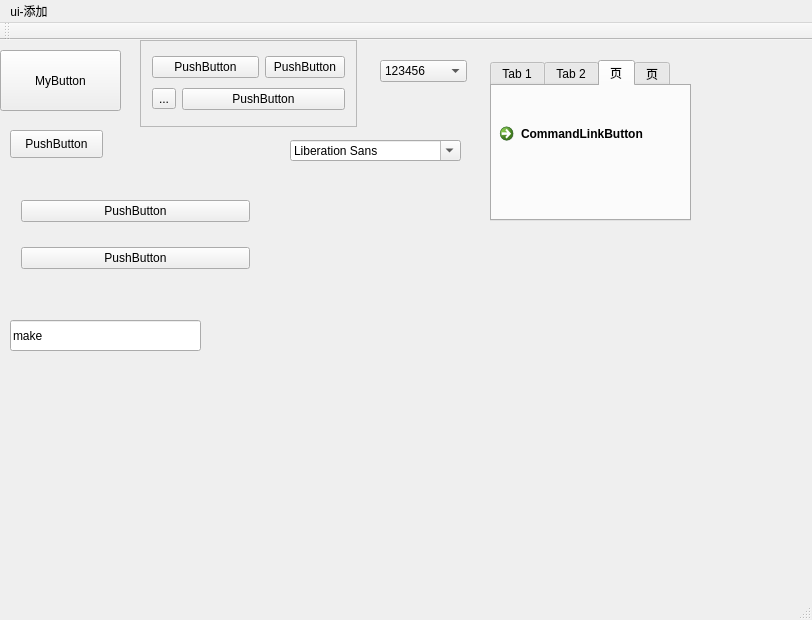
Old version of the form 02/01-untitled/mainwindow.ui in the repository zz930316/StudyQt.
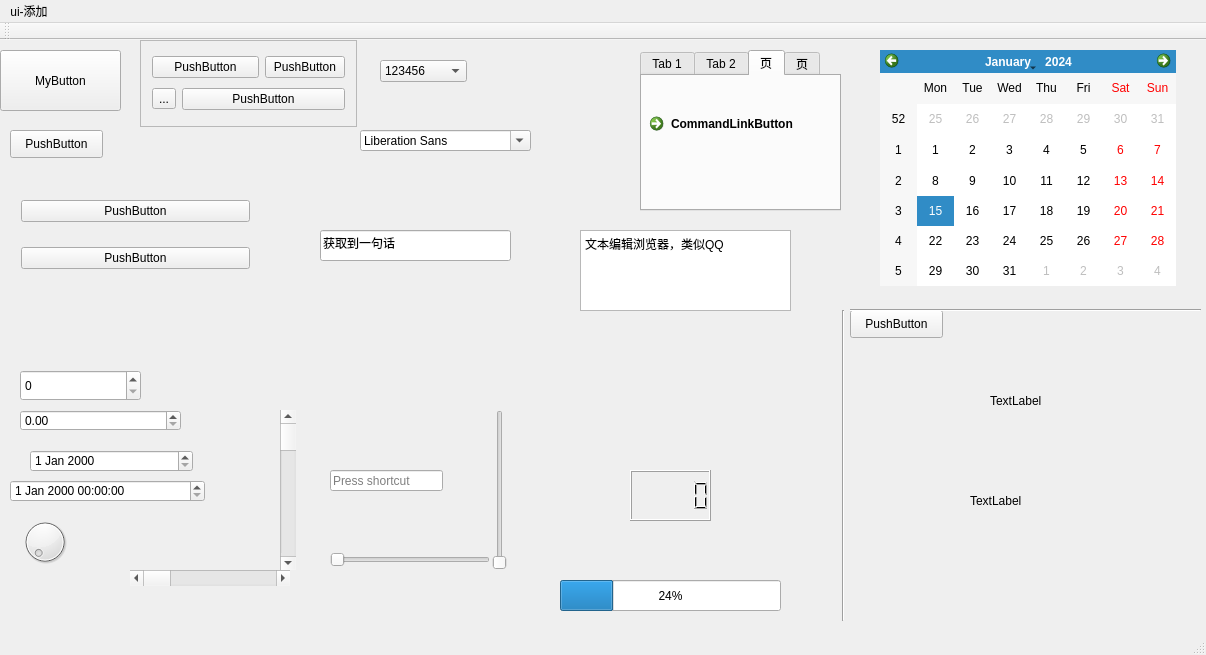
New version of the form. The open tabs and pages were chosen to show the change.

The edit to the form file:
```diff
--- a/02/01-untitled/mainwindow.ui
+++ b/02/01-untitled/mainwindow.ui
@@ -6,8 +6,8 @@
    <rect>
     <x>0</x>
     <y>0</y>
-    <width>812</width>
-    <height>620</height>
+    <width>1206</width>
+    <height>655</height>
    </rect>
   </property>
   <property name="windowTitle">
@@ -83,8 +83,8 @@
    <widget class="QTabWidget" name="tabWidget">
     <property name="geometry">
      <rect>
-      <x>490</x>
-      <y>20</y>
+      <x>640</x>
+      <y>10</y>
       <width>201</width>
       <height>161</height>
      </rect>
@@ -275,8 +275,8 @@
    <widget class="QFontComboBox" name="fontComboBox">
     <property name="geometry">
      <rect>
-      <x>290</x>
-      <y>100</y>
+      <x>360</x>
+      <y>90</y>
       <width>171</width>
       <height>21</height>
      </rect>
@@ -285,14 +285,297 @@
    <widget class="QLineEdit" name="lineEdit">
     <property name="geometry">
      <rect>
-      <x>10</x>
-      <y>280</y>
+      <x>320</x>
+      <y>190</y>
       <width>191</width>
       <height>31</height>
      </rect>
     </property>
     <property name="text">
-     <string>make</string>
+     <string>获取到一句话</string>
+    </property>
+   </widget>
+   <widget class="QSpinBox" name="spinBox">
+    <property name="geometry">
+     <rect>
+      <x>20</x>
+      <y>330</y>
+      <width>121</width>
+      <height>31</height>
+     </rect>
+    </property>
+   </widget>
+   <widget class="QDoubleSpinBox" name="doubleSpinBox">
+    <property name="geometry">
+     <rect>
+      <x>20</x>
+      <y>370</y>
+      <width>161</width>
+      <height>21</height>
+     </rect>
+    </property>
+   </widget>
+   <widget class="QDateEdit" name="dateEdit">
+    <property name="geometry">
+     <rect>
+      <x>30</x>
+      <y>410</y>
+      <width>163</width>
+      <height>22</height>
+     </rect>
+    </property>
+   </widget>
+   <widget class="QDateTimeEdit" name="dateTimeEdit">
+    <property name="geometry">
+     <rect>
+      <x>10</x>
+      <y>440</y>
+      <width>195</width>
+      <height>22</height>
+     </rect>
+    </property>
+   </widget>
+   <widget class="QDial" name="dial">
+    <property name="geometry">
+     <rect>
+      <x>20</x>
+      <y>470</y>
+      <width>50</width>
+      <height>64</height>
+     </rect>
+    </property>
+   </widget>
+   <widget class="QScrollBar" name="horizontalScrollBar">
+    <property name="geometry">
+     <rect>
+      <x>130</x>
+      <y>530</y>
+      <width>160</width>
+      <height>16</height>
+     </rect>
+    </property>
+    <property name="orientation">
+     <enum>Qt::Horizontal</enum>
+    </property>
+   </widget>
+   <widget class="QScrollBar" name="verticalScrollBar">
+    <property name="geometry">
+     <rect>
+      <x>280</x>
+      <y>370</y>
+      <width>16</width>
+      <height>160</height>
+     </rect>
+    </property>
+    <property name="orientation">
+     <enum>Qt::Vertical</enum>
+    </property>
+   </widget>
+   <widget class="QSlider" name="horizontalSlider">
+    <property name="geometry">
+     <rect>
+      <x>330</x>
+      <y>510</y>
+      <width>160</width>
+      <height>19</height>
+     </rect>
+    </property>
+    <property name="orientation">
+     <enum>Qt::Horizontal</enum>
+    </property>
+   </widget>
+   <widget class="QSlider" name="verticalSlider">
+    <property name="geometry">
+     <rect>
+      <x>490</x>
+      <y>370</y>
+      <width>19</width>
+      <height>160</height>
+     </rect>
+    </property>
+    <property name="orientation">
+     <enum>Qt::Vertical</enum>
+    </property>
+   </widget>
+   <widget class="QKeySequenceEdit" name="keySequenceEdit">
+    <property name="geometry">
+     <rect>
+      <x>330</x>
+      <y>430</y>
+      <width>113</width>
+      <height>21</height>
+     </rect>
+    </property>
+   </widget>
+   <widget class="QStackedWidget" name="stackedWidget_2">
+    <property name="geometry">
+     <rect>
+      <x>960</x>
+      <y>280</y>
+      <width>181</width>
+      <height>311</height>
+     </rect>
+    </property>
+    <property name="currentIndex">
+     <number>3</number>
+    </property>
+    <widget class="QWidget" name="page_4">
+     <layout class="QVBoxLayout" name="verticalLayout">
+      <item>
+       <widget class="QLabel" name="label_1">
+        <property name="text">
+         <string>TextLabel</string>
+        </property>
+       </widget>
+      </item>
+     </layout>
+    </widget>
+    <widget class="QWidget" name="page_5">
+     <widget class="QLabel" name="label_2">
+      <property name="geometry">
+       <rect>
+        <x>10</x>
+        <y>10</y>
+        <width>141</width>
+        <height>271</height>
+       </rect>
+      </property>
+      <property name="text">
+       <string>TextLabel</string>
+      </property>
+     </widget>
+    </widget>
+    <widget class="QWidget" name="page_6">
+     <widget class="QLabel" name="label_3">
+      <property name="geometry">
+       <rect>
+        <x>10</x>
+        <y>0</y>
+        <width>121</width>
+        <height>231</height>
+       </rect>
+      </property>
+      <property name="text">
+       <string>TextLabel</string>
+      </property>
+     </widget>
+    </widget>
+    <widget class="QWidget" name="page_7">
+     <widget class="QLabel" name="label_4">
+      <property name="geometry">
+       <rect>
+        <x>30</x>
+        <y>40</y>
+        <width>121</width>
+        <height>81</height>
+       </rect>
+      </property>
+      <property name="text">
+       <string>TextLabel</string>
+      </property>
+     </widget>
+     <widget class="QLabel" name="label_5">
+      <property name="geometry">
+       <rect>
+        <x>10</x>
+        <y>150</y>
+        <width>171</width>
+        <height>61</height>
+       </rect>
+      </property>
+      <property name="text">
+       <string>TextLabel</string>
+      </property>
+     </widget>
+    </widget>
+   </widget>
+   <widget class="QPushButton" name="pushButton_8">
+    <property name="geometry">
+     <rect>
+      <x>850</x>
+      <y>270</y>
+      <width>93</width>
+      <height>28</height>
+     </rect>
+    </property>
+    <property name="text">
+     <string>PushButton</string>
+    </property>
+   </widget>
+   <widget class="QTextBrowser" name="textBrowser">
+    <property name="geometry">
+     <rect>
+      <x>580</x>
+      <y>190</y>
+      <width>211</width>
+      <height>81</height>
+     </rect>
+    </property>
+    <property name="html">
+     <string>&lt;!DOCTYPE HTML PUBLIC &quot;-//W3C//DTD HTML 4.0//EN&quot; &quot;http://www.w3.org/TR/REC-html40/strict.dtd&quot;&gt;
+&lt;html&gt;&lt;head&gt;&lt;meta name=&quot;qrichtext&quot; content=&quot;1&quot; /&gt;&lt;style type=&quot;text/css&quot;&gt;
+p, li { white-space: pre-wrap; }
+&lt;/style&gt;&lt;/head&gt;&lt;body style=&quot; font-family:'SimSun'; font-size:9pt; font-weight:400; font-style:normal;&quot;&gt;
+&lt;p style=&quot; margin-top:0px; margin-bottom:0px; margin-left:0px; margin-right:0px; -qt-block-indent:0; text-indent:0px;&quot;&gt;文本编辑浏览器，类似QQ&lt;/p&gt;&lt;/body&gt;&lt;/html&gt;</string>
+    </property>
+   </widget>
+   <widget class="QCalendarWidget" name="calendarWidget">
+    <property name="geometry">
+     <rect>
+      <x>880</x>
+      <y>10</y>
+      <width>296</width>
+      <height>236</height>
+     </rect>
+    </property>
+   </widget>
+   <widget class="QProgressBar" name="progressBar">
+    <property name="geometry">
+     <rect>
+      <x>560</x>
+      <y>540</y>
+      <width>221</width>
+      <height>31</height>
+     </rect>
+    </property>
+    <property name="value">
+     <number>24</number>
+    </property>
+   </widget>
+   <widget class="QLCDNumber" name="lcdNumber">
+    <property name="geometry">
+     <rect>
+      <x>630</x>
+      <y>430</y>
+      <width>81</width>
+      <height>51</height>
+     </rect>
+    </property>
+   </widget>
+   <widget class="Line" name="line">
+    <property name="geometry">
+     <rect>
+      <x>850</x>
+      <y>260</y>
+      <width>351</width>
+      <height>20</height>
+     </rect>
+    </property>
+    <property name="orientation">
+     <enum>Qt::Horizontal</enum>
+    </property>
+   </widget>
+   <widget class="Line" name="line_2">
+    <property name="geometry">
+     <rect>
+      <x>833</x>
+      <y>270</y>
+      <width>20</width>
+      <height>311</height>
+     </rect>
+    </property>
+    <property name="orientation">
+     <enum>Qt::Vertical</enum>
     </property>
    </widget>
   </widget>
@@ -301,7 +584,7 @@
     <rect>
      <x>0</x>
      <y>0</y>
-     <width>812</width>
+     <width>1206</width>
      <height>26</height>
     </rect>
    </property>
```
Left out of the diff: 4 changed lines with no effect on the pictures.
